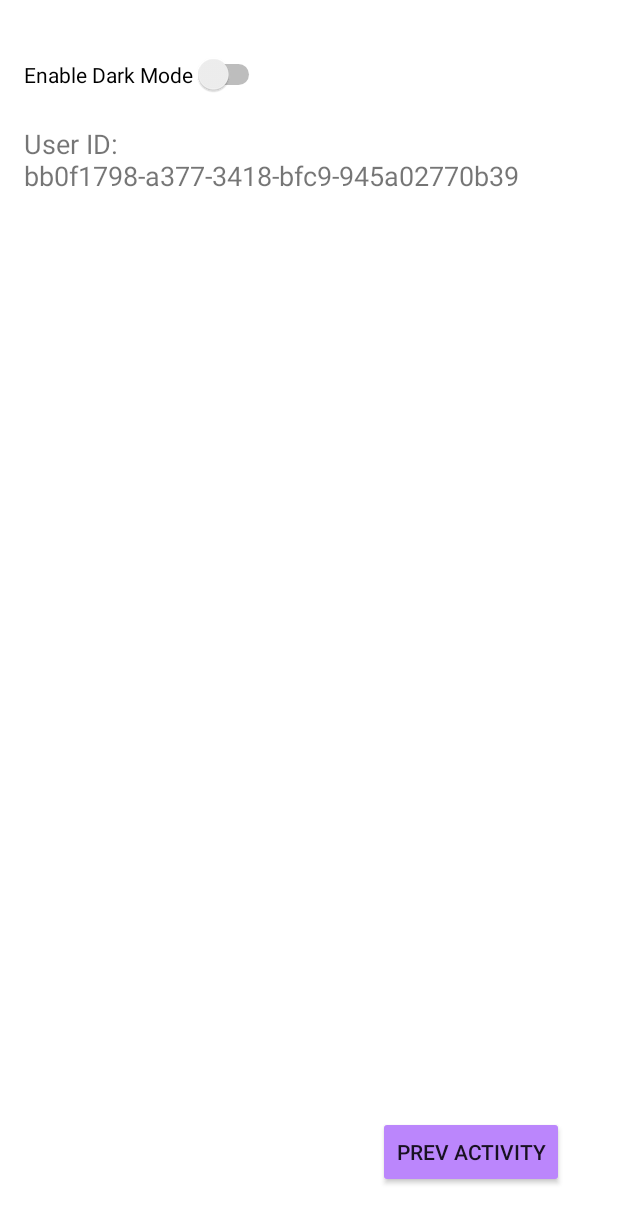
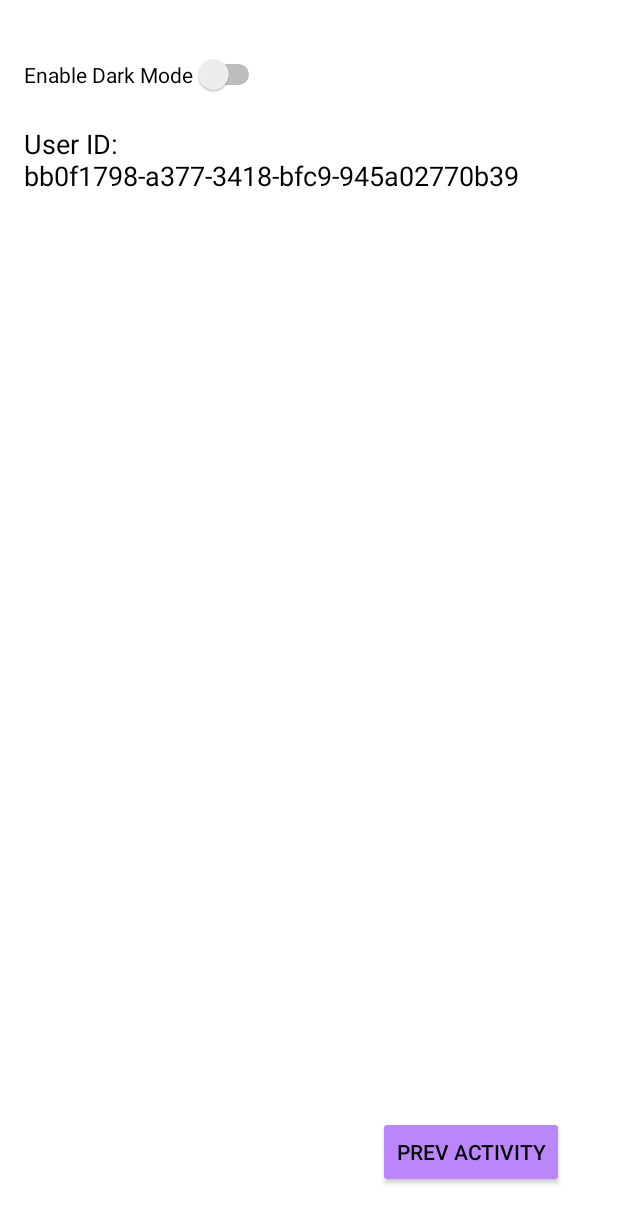
Before and after one commit to OhhTuRnz/MAD_2024, an Android app built with Jetpack Compose: the ThirdActivity screen opened directly, with no data from a screen before it, in the side drawer, after a tap on "Settings", on a phone screen of 412 x 824 dp. Shown: the top 1223 px of the screen. Run offline under Robolectric (Android 15) with nearby library versions, the phone set to English and light mode, and no system bars.

Commit message:
Added dark mode feature and toggle switch. Solved issue #14

```diff
--- a/app/src/main/AndroidManifest.xml
+++ b/app/src/main/AndroidManifest.xml
@@ -20,7 +20,7 @@
         <activity
             android:name=".MainActivity"
             android:exported="true"
-            android:theme="@style/Theme.MaterialComponents.Light.DarkActionBar">
+            android:theme="@style/Theme.MaterialComponents.DayNight.DarkActionBar">
             <intent-filter>
                 <action android:name="android.intent.action.MAIN" />
                 <category android:name="android.intent.category.LAUNCHER" />
--- a/app/src/main/java/com/example/mad_2024_app/MainActivity.kt
+++ b/app/src/main/java/com/example/mad_2024_app/MainActivity.kt
@@ -43,9 +43,18 @@ class MainActivity : AppCompatActivity(), LocationListener {
 
     override fun onCreate(savedInstanceState: Bundle?) {
         super.onCreate(savedInstanceState)
+        val sharedPreferences = getSharedPreferences("AppPreferences", Context.MODE_PRIVATE)
+        val isDarkModeEnabled = sharedPreferences.getBoolean("darkModeEnabled", false)
+
+        // Apply the appropriate theme
+        if (isDarkModeEnabled) {
+            setTheme(R.style.AppTheme_Dark)
+        } else {
+            setTheme(R.style.AppTheme_Light)
+        }
+
         setContentView(R.layout.activity_main)
 
-        val sharedPreferences = getSharedPreferences("AppPreferences", Context.MODE_PRIVATE)
         val isFirstOpen = sharedPreferences.getBoolean("isFirstOpen", true)
         val userId = sharedPreferences.getString("userId", null)
 
--- a/app/src/main/java/com/example/mad_2024_app/Settings.kt
+++ b/app/src/main/java/com/example/mad_2024_app/Settings.kt
@@ -32,11 +32,19 @@ class Settings : ComponentActivity(){
     @SuppressLint("UseSwitchCompatOrMaterialCode")
     override fun onCreate(savedInstanceState: Bundle?) {
         super.onCreate(savedInstanceState)
+        val sharedPreferences = getSharedPreferences("AppPreferences", Context.MODE_PRIVATE)
+        val isDarkModeEnabled = sharedPreferences.getBoolean("darkModeEnabled", false)
+
+        // Apply the appropriate theme
+        if (isDarkModeEnabled) {
+            setTheme(R.style.AppTheme_Dark)
+        } else {
+            setTheme(R.style.AppTheme_Light)
+        }
+
         setContentView(R.layout.activity_settings)
 
         val switchDarkMode = findViewById<Switch>(R.id.switchDarkMode)
-
-        val sharedPreferences = getSharedPreferences("AppPreferences", Context.MODE_PRIVATE)
 
         // Retrieve and display user ID
         displayUserId(sharedPreferences)
@@ -49,6 +57,13 @@ class Settings : ComponentActivity(){
                 putBoolean("darkModeEnabled", isChecked)
                 apply()
             }
+            if(isChecked){
+                setTheme(R.style.AppTheme_Dark)
+            } else {
+                setTheme(R.style.AppTheme_Light)
+            }
+            val intent = Intent(this, Settings::class.java)
+            startActivity(intent)
         }
     }
 
--- a/app/src/main/java/com/example/mad_2024_app/ThirdActivity.kt
+++ b/app/src/main/java/com/example/mad_2024_app/ThirdActivity.kt
@@ -1,5 +1,6 @@
 package com.example.mad_2024_app
 import android.annotation.SuppressLint
+import android.content.Context
 import android.content.Intent
 import android.location.Location
 import android.os.Build
@@ -25,6 +26,16 @@ class ThirdActivity : AppCompatActivity() {
     @SuppressLint("MissingInflatedId")
     override fun onCreate(savedInstanceState: Bundle?) {
         super.onCreate(savedInstanceState)
+        val sharedPreferences = getSharedPreferences("AppPreferences", Context.MODE_PRIVATE)
+        val isDarkModeEnabled = sharedPreferences.getBoolean("darkModeEnabled", false)
+
+        // Apply the appropriate theme
+        if (isDarkModeEnabled) {
+            setTheme(R.style.AppTheme_Dark)
+        } else {
+            setTheme(R.style.AppTheme_Light)
+        }
+
         setContentView(R.layout.activity_third)
 
         val bundle = intent.getBundleExtra("locationBundle")
--- a/app/src/main/res/layout/activity_main.xml
+++ b/app/src/main/res/layout/activity_main.xml
@@ -11,7 +11,7 @@
         android:layout_width="match_parent"
         android:layout_height="match_parent"
         tools:context=".MainActivity"
-        android:background="@color/light_gray">
+        android:background="?attr/mainBackgroundColor">
 
         <Button
             android:id="@+id/mainButton"
--- a/app/src/main/res/layout/activity_second.xml
+++ b/app/src/main/res/layout/activity_second.xml
@@ -13,7 +13,7 @@
         android:gravity="center"
         android:orientation="vertical"
         tools:context=".SecondActivity"
-        android:background="@color/light_gray">
+        android:background="?attr/mainBackgroundColor">
 
         <TextView
             android:id="@+id/message"
--- a/app/src/main/res/layout/activity_settings.xml
+++ b/app/src/main/res/layout/activity_settings.xml
@@ -3,7 +3,8 @@
     xmlns:tools="http://schemas.android.com/tools"
     android:layout_width="match_parent"
     android:layout_height="match_parent"
-    android:padding="16dp">
+    android:padding="16dp"
+    android:background="?attr/mainBackgroundColor">
 
     <!-- User ID Display -->
     <TextView
--- a/app/src/main/res/layout/activity_third.xml
+++ b/app/src/main/res/layout/activity_third.xml
@@ -5,7 +5,8 @@
     android:id="@+id/drawer_layout"
     android:layout_width="match_parent"
     android:layout_height="match_parent"
-    tools:context=".ThirdActivity">
+    tools:context=".ThirdActivity"
+    android:background="?attr/mainBackgroundColor">
 
 <RelativeLayout xmlns:android="http://schemas.android.com/apk/res/android"
     android:layout_width="match_parent"
--- a/app/src/main/res/layout/listview_item.xml
+++ b/app/src/main/res/layout/listview_item.xml
@@ -3,7 +3,8 @@
     android:layout_width="match_parent"
     android:layout_height="wrap_content"
     android:orientation="horizontal"
-    android:padding="8dp">
+    android:padding="8dp"
+    android:background="?attr/mainBackgroundColor">
 
     <TextView
         android:id="@+id/tvTimestamp"
--- /dev/null
+++ b/app/src/main/res/values/attrs.xml
@@ -0,0 +1,4 @@
+<?xml version="1.0" encoding="utf-8"?>
+<resources>
+    <attr name="mainBackgroundColor" format="reference|color" />
+</resources>
--- a/app/src/main/res/values/colors.xml
+++ b/app/src/main/res/values/colors.xml
@@ -9,4 +9,18 @@
     <color name="black">#FF000000</color>
     <color name="white">#FFFFFFFF</color>
     <color name="light_gray">#FFE0E0E0</color>
+
+    <!-- Colors for light theme -->
+    <color name="primaryColor">#FF2222</color> <!-- Replace with your desired primary color -->
+    <color name="primaryLightColor">#FF8A65</color> <!-- Lighter variant of primary color -->
+    <color name="accentColor">#FFC107</color> <!-- Replace with your desired accent color -->
+    <color name="backgroundLight">@color/white</color> <!-- white -->
+    <color name="textColorLight">@color/black</color> <!-- black -->
+
+    <!-- Colors for dark theme -->
+    <color name="primaryDarkColor">#37474F</color> <!-- Dark theme primary color -->
+    <color name="primaryDarkLightColor">#62727B</color> <!-- Dark theme lighter variant of primary color -->
+    <color name="accentDarkColor">#FFC107</color> <!-- Dark theme accent color -->
+    <color name="backgroundDark">@color/light_gray</color> <!-- light gray -->
+    <color name="textColorDark">@color/white</color> <!-- white -->
 </resources>
--- a/app/src/main/res/values/styles.xml
+++ b/app/src/main/res/values/styles.xml
@@ -37,8 +37,25 @@
         <item name="materialThemeOverlay">@style/ThemeOverlay.Material3.Chip</item>
     </style>
 
-    <style name="AppTheme" parent="Theme.MaterialComponents.DayNight.NoActionBar">
-        <!-- Customize your theme here. -->
+    <style name="AppTheme.Light" parent="Theme.MaterialComponents.Light.DarkActionBar">
+        <!-- Primary branding color for the app bar -->
+        <item name="colorPrimary">@color/primaryColor</item>
+        <item name="colorPrimaryVariant">@color/primaryLightColor</item>
+        <!-- Secondary color for controls, like checkboxes and text fields -->
+        <item name="colorSecondary">@color/accentColor</item>
+        <item name="mainBackgroundColor">@color/backgroundLight</item>
+        <item name="android:textColor">@color/textColorLight</item>
+    </style>
+
+    <!-- Base application theme for night mode -->
+    <style name="AppTheme.Dark" parent="Theme.MaterialComponents.DayNight.DarkActionBar">
+        <!-- Primary branding color for the app bar -->
+        <item name="colorPrimary">@color/primaryDarkColor</item>
+        <item name="colorPrimaryVariant">@color/primaryDarkLightColor</item>
+        <!-- Secondary color for controls, like checkboxes and text fields -->
+        <item name="colorSecondary">@color/accentDarkColor</item>
+        <item name="mainBackgroundColor">@color/backgroundDark</item>
+        <item name="android:textColor">@color/textColorDark</item>
     </style>
 
 </resources>
```
Also changed, not shown: app/src/main/java/com/example/mad_2024_app/OpenStreetMap.kt (+12 -0 lines), app/src/main/java/com/example/mad_2024_app/SecondActivity.kt (+10 -0 lines).
